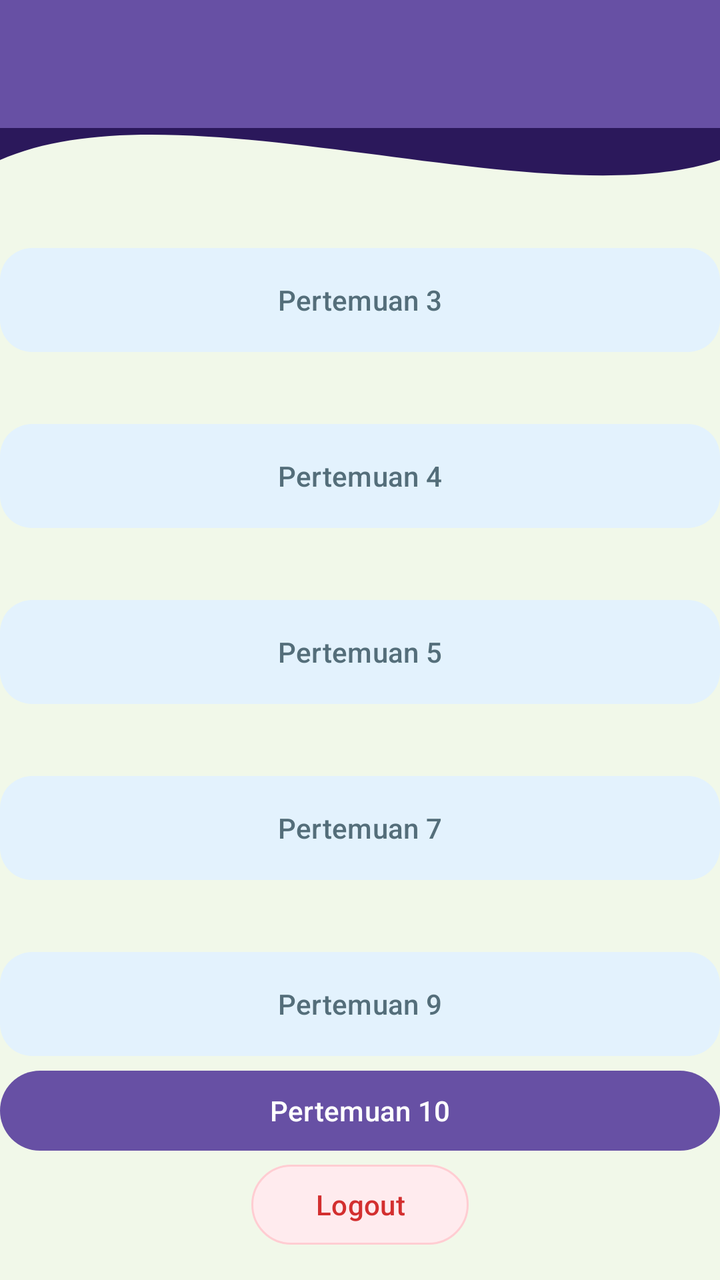
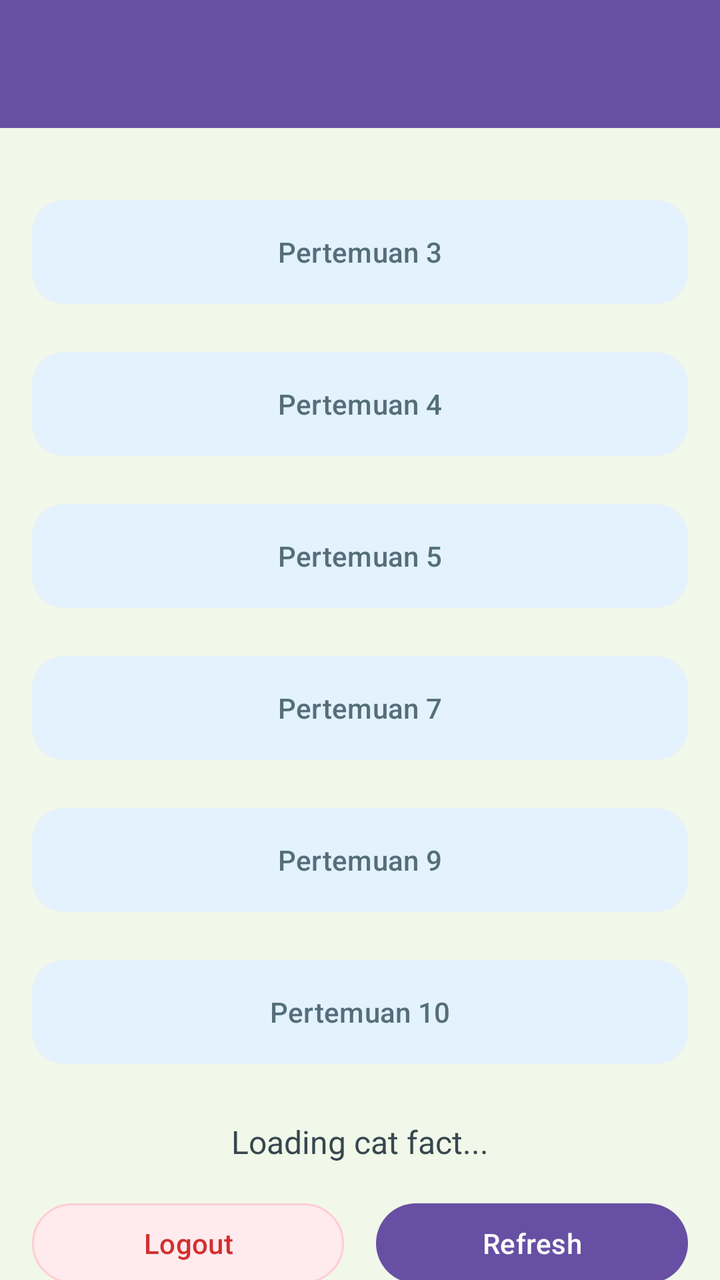

An Android layout rendered at two revisions. The XML below is the earlier revision; the diff shows what the commit changed to produce the second picture.
<!-- AndroidManifest.xml: application theme Theme.PaniApps -->
<!-- res/layout/fragment_home.xml -->
<?xml version="1.0" encoding="utf-8"?>
<androidx.constraintlayout.widget.ConstraintLayout xmlns:android="http://schemas.android.com/apk/res/android"
    xmlns:tools="http://schemas.android.com/tools"
    android:layout_width="match_parent"
    android:layout_height="match_parent"
    xmlns:app="http://schemas.android.com/apk/res-auto"
    android:background="#F1F8E9"
    tools:context=".Home.HomeFragment">


    

    <View
        android:id="@+id/background_header"
        android:layout_width="0dp"
        android:layout_height="200dp"
        android:background="@drawable/bg_header_wave"
        app:layout_constraintStart_toStartOf="parent"
        app:layout_constraintEnd_toEndOf="parent"
        app:layout_constraintTop_toTopOf="parent"/>

    <androidx.appcompat.widget.Toolbar
        android:id="@+id/toolbar"
        android:layout_width="match_parent"
        android:layout_height="?attr/actionBarSize"
        android:background="?attr/colorPrimary"
        app:layout_constraintEnd_toEndOf="parent"
        app:layout_constraintStart_toStartOf="parent"
        app:layout_constraintTop_toTopOf="parent"
        app:layout_scrollFlags="scroll|enterAlways"
        app:subtitleTextColor="@android:color/white"
        app:titleTextColor="@android:color/white" />

    <Button
        android:id="@+id/btnToThird"
        android:layout_width="0dp"
        android:layout_height="60dp"
        android:layout_marginTop="120dp"
        android:elevation="2dp"
        android:text="Pertemuan 3"
        android:textAllCaps="false"
        android:textColor="#546E7A"
        app:backgroundTint="#E3F2FD"
        app:cornerRadius="16dp"
        app:layout_constraintEnd_toEndOf="parent"
        app:layout_constraintHorizontal_bias="0.0"
        app:layout_constraintStart_toStartOf="parent"
        app:layout_constraintTop_toTopOf="parent" />

    <Button
        android:id="@+id/btnToFourth"
        android:layout_width="0dp"
        android:layout_height="60dp"
        android:layout_marginTop="28dp"
        android:elevation="2dp"
        android:text="Pertemuan 4"
        android:textAllCaps="false"
        android:textColor="#546E7A"
        app:backgroundTint="#E3F2FD"
        app:cornerRadius="16dp"
        app:layout_constraintEnd_toEndOf="parent"
        app:layout_constraintHorizontal_bias="0.0"
        app:layout_constraintStart_toStartOf="parent"
        app:layout_constraintTop_toBottomOf="@+id/btnToThird" />

    <Button
        android:id="@+id/btnToFifth"
        android:layout_width="0dp"
        android:layout_height="60dp"
        android:layout_marginTop="28dp"
        android:elevation="2dp"
        android:text="Pertemuan 5"
        android:textAllCaps="false"
        android:textColor="#546E7A"
        app:backgroundTint="#E3F2FD"
        app:cornerRadius="16dp"
        app:layout_constraintEnd_toEndOf="parent"
        app:layout_constraintHorizontal_bias="0.0"
        app:layout_constraintStart_toStartOf="parent"
        app:layout_constraintTop_toBottomOf="@+id/btnToFourth" />

    <Button
        android:id="@+id/btnToSeventh"
        android:layout_width="0dp"
        android:layout_height="60dp"
        android:layout_marginTop="28dp"
        android:elevation="2dp"
        android:text="Pertemuan 7"
        android:textAllCaps="false"
        android:textColor="#546E7A"
        app:backgroundTint="#E3F2FD"
        app:cornerRadius="16dp"
        app:layout_constraintEnd_toEndOf="parent"
        app:layout_constraintHorizontal_bias="0.0"
        app:layout_constraintStart_toStartOf="parent"
        app:layout_constraintTop_toBottomOf="@+id/btnToFifth" />

    <Button
        android:id="@+id/btnToNinth"
        android:layout_width="0dp"
        android:layout_height="60dp"
        android:layout_marginTop="28dp"
        android:elevation="2dp"
        android:text="Pertemuan 9"
        android:textAllCaps="false"
        android:textColor="#546E7A"
        app:backgroundTint="#E3F2FD"
        app:cornerRadius="16dp"
        app:layout_constraintEnd_toEndOf="parent"
        app:layout_constraintHorizontal_bias="0.0"
        app:layout_constraintStart_toStartOf="parent"
        app:layout_constraintTop_toBottomOf="@+id/btnToSeventh" />

    <Button
        android:id="@+id/btnLogout"
        android:layout_width="wrap_content"
        android:layout_height="wrap_content"
        android:layout_marginTop="28dp"
        android:paddingStart="32dp"
        android:paddingEnd="32dp"
        android:text="Logout"
        android:textAllCaps="false"
        android:textColor="#D32F2F"
        app:backgroundTint="#FFEBEE"
        app:cornerRadius="24dp"
        app:layout_constraintBottom_toBottomOf="parent"
        app:layout_constraintEnd_toEndOf="parent"
        app:layout_constraintStart_toStartOf="parent"
        app:layout_constraintTop_toBottomOf="@+id/btnToNinth"
        app:layout_constraintVertical_bias="0.574"
        app:strokeColor="#FFCDD2"
        app:strokeWidth="1dp" />

    <Button
        android:id="@+id/btnToTenth"
        android:layout_width="match_parent"
        android:layout_height="wrap_content"
        android:text="Pertemuan 10"
        app:layout_constraintBottom_toTopOf="@+id/btnLogout"
        app:layout_constraintTop_toBottomOf="@+id/btnToNinth"
        tools:layout_editor_absoluteX="0dp" />


</androidx.constraintlayout.widget.ConstraintLayout>
<!-- resources referenced by this layout -->
<resources>
  <!-- drawable bg_header_wave (drawable) -->
  <vector xmlns:android="http://schemas.android.com/apk/res/android"
      android:width="100dp"
      android:height="100dp"
      android:viewportWidth="100"
      android:viewportHeight="100">
  
      
      <path
          android:fillColor="#2B185B"
          android:pathData="
              M0,0
              L100,0
              L100,40
              C 75,55
                25,20
                0,40
              Z" />
  </vector>
  <style name="Theme.PaniApps" parent="Base.Theme.PaniApps" />
  <style name="Base.Theme.PaniApps" parent="Theme.Material3.DayNight.NoActionBar">
          
          
      </style>
</resources>

<!-- the commit's change to res/layout/fragment_home.xml (unified diff, before → after) -->
@@ -1,144 +1,190 @@
 <?xml version="1.0" encoding="utf-8"?>
-<androidx.constraintlayout.widget.ConstraintLayout xmlns:android="http://schemas.android.com/apk/res/android"
+<androidx.coordinatorlayout.widget.CoordinatorLayout
+    xmlns:android="http://schemas.android.com/apk/res/android"
+    xmlns:app="http://schemas.android.com/apk/res-auto"
     xmlns:tools="http://schemas.android.com/tools"
     android:layout_width="match_parent"
     android:layout_height="match_parent"
-    xmlns:app="http://schemas.android.com/apk/res-auto"
     android:background="#F1F8E9"
     tools:context=".Home.HomeFragment">
 
-
-    
-
-    <View
-        android:id="@+id/background_header"
-        android:layout_width="0dp"
-        android:layout_height="200dp"
-        android:background="@drawable/bg_header_wave"
-        app:layout_constraintStart_toStartOf="parent"
-        app:layout_constraintEnd_toEndOf="parent"
-        app:layout_constraintTop_toTopOf="parent"/>
-
-    <androidx.appcompat.widget.Toolbar
-        android:id="@+id/toolbar"
-        android:layout_width="match_parent"
-        android:layout_height="?attr/actionBarSize"
-        android:background="?attr/colorPrimary"
-        app:layout_constraintEnd_toEndOf="parent"
-        app:layout_constraintStart_toStartOf="parent"
-        app:layout_constraintTop_toTopOf="parent"
-        app:layout_scrollFlags="scroll|enterAlways"
-        app:subtitleTextColor="@android:color/white"
-        app:titleTextColor="@android:color/white" />
-
-    <Button
-        android:id="@+id/btnToThird"
-        android:layout_width="0dp"
-        android:layout_height="60dp"
-        android:layout_marginTop="120dp"
-        android:elevation="2dp"
-        android:text="Pertemuan 3"
-        android:textAllCaps="false"
-        android:textColor="#546E7A"
-        app:backgroundTint="#E3F2FD"
-        app:cornerRadius="16dp"
-        app:layout_constraintEnd_toEndOf="parent"
-        app:layout_constraintHorizontal_bias="0.0"
-        app:layout_constraintStart_toStartOf="parent"
-        app:layout_constraintTop_toTopOf="parent" />
-
-    <Button
-        android:id="@+id/btnToFourth"
-        android:layout_width="0dp"
-        android:layout_height="60dp"
-        android:layout_marginTop="28dp"
-        android:elevation="2dp"
-        android:text="Pertemuan 4"
-        android:textAllCaps="false"
-        android:textColor="#546E7A"
-        app:backgroundTint="#E3F2FD"
-        app:cornerRadius="16dp"
-        app:layout_constraintEnd_toEndOf="parent"
-        app:layout_constraintHorizontal_bias="0.0"
-        app:layout_constraintStart_toStartOf="parent"
-        app:layout_constraintTop_toBottomOf="@+id/btnToThird" />
-
-    <Button
-        android:id="@+id/btnToFifth"
-        android:layout_width="0dp"
-        android:layout_height="60dp"
-        android:layout_marginTop="28dp"
-        android:elevation="2dp"
-        android:text="Pertemuan 5"
-        android:textAllCaps="false"
-        android:textColor="#546E7A"
-        app:backgroundTint="#E3F2FD"
-        app:cornerRadius="16dp"
-        app:layout_constraintEnd_toEndOf="parent"
-        app:layout_constraintHorizontal_bias="0.0"
-        app:layout_constraintStart_toStartOf="parent"
-        app:layout_constraintTop_toBottomOf="@+id/btnToFourth" />
-
-    <Button
-        android:id="@+id/btnToSeventh"
-        android:layout_width="0dp"
-        android:layout_height="60dp"
-        android:layout_marginTop="28dp"
-        android:elevation="2dp"
-        android:text="Pertemuan 7"
-        android:textAllCaps="false"
-        android:textColor="#546E7A"
-        app:backgroundTint="#E3F2FD"
-        app:cornerRadius="16dp"
-        app:layout_constraintEnd_toEndOf="parent"
-        app:layout_constraintHorizontal_bias="0.0"
-        app:layout_constraintStart_toStartOf="parent"
-        app:layout_constraintTop_toBottomOf="@+id/btnToFifth" />
-
-    <Button
-        android:id="@+id/btnToNinth"
-        android:layout_width="0dp"
-        android:layout_height="60dp"
-        android:layout_marginTop="28dp"
-        android:elevation="2dp"
-        android:text="Pertemuan 9"
-        android:textAllCaps="false"
-        android:textColor="#546E7A"
-        app:backgroundTint="#E3F2FD"
-        app:cornerRadius="16dp"
-        app:layout_constraintEnd_toEndOf="parent"
-        app:layout_constraintHorizontal_bias="0.0"
-        app:layout_constraintStart_toStartOf="parent"
-        app:layout_constraintTop_toBottomOf="@+id/btnToSeventh" />
-
-    <Button
-        android:id="@+id/btnLogout"
-        android:layout_width="wrap_content"
-        android:layout_height="wrap_content"
-        android:layout_marginTop="28dp"
-        android:paddingStart="32dp"
-        android:paddingEnd="32dp"
-        android:text="Logout"
-        android:textAllCaps="false"
-        android:textColor="#D32F2F"
-        app:backgroundTint="#FFEBEE"
-        app:cornerRadius="24dp"
-        app:layout_constraintBottom_toBottomOf="parent"
-        app:layout_constraintEnd_toEndOf="parent"
-        app:layout_constraintStart_toStartOf="parent"
-        app:layout_constraintTop_toBottomOf="@+id/btnToNinth"
-        app:layout_constraintVertical_bias="0.574"
-        app:strokeColor="#FFCDD2"
-        app:strokeWidth="1dp" />
-
-    <Button
-        android:id="@+id/btnToTenth"
+    <com.google.android.material.appbar.AppBarLayout
+        android:id="@+id/appBarLayout"
         android:layout_width="match_parent"
         android:layout_height="wrap_content"
-        android:text="Pertemuan 10"
-        app:layout_constraintBottom_toTopOf="@+id/btnLogout"
-        app:layout_constraintTop_toBottomOf="@+id/btnToNinth"
-        tools:layout_editor_absoluteX="0dp" />
+        android:theme="@style/ThemeOverlay.AppCompat.Dark.ActionBar">
 
+        <androidx.appcompat.widget.Toolbar
+            android:id="@+id/toolbar"
+            android:layout_width="match_parent"
+            android:layout_height="?attr/actionBarSize"
+            android:background="?attr/colorPrimary"
+            app:layout_scrollFlags="scroll|enterAlways"
+            app:subtitleTextColor="@android:color/white"
+            app:titleTextColor="@android:color/white" />
+    </com.google.android.material.appbar.AppBarLayout>
 
-</androidx.constraintlayout.widget.ConstraintLayout>
+    <androidx.core.widget.NestedScrollView
+        android:layout_width="match_parent"
+        android:layout_height="match_parent"
+        android:fillViewport="true"
+        app:layout_behavior="@string/appbar_scrolling_view_behavior">
+
+        <androidx.constraintlayout.widget.ConstraintLayout
+            android:layout_width="match_parent"
+            android:layout_height="wrap_content"
+            android:padding="16dp">
+
+            <Button
+                android:id="@+id/btnToThird"
+                android:layout_width="0dp"
+                android:layout_height="60dp"
+                android:layout_marginTop="16dp"
+                android:elevation="2dp"
+                android:text="Pertemuan 3"
+                android:textAllCaps="false"
+                android:textColor="#546E7A"
+                app:backgroundTint="#E3F2FD"
+                app:cornerRadius="16dp"
+                app:layout_constraintEnd_toEndOf="parent"
+                app:layout_constraintStart_toStartOf="parent"
+                app:layout_constraintTop_toTopOf="parent" />
+
+            <Button
+                android:id="@+id/btnToFourth"
+                android:layout_width="0dp"
+                android:layout_height="60dp"
+                android:layout_marginTop="16dp"
+                android:elevation="2dp"
+                android:text="Pertemuan 4"
+                android:textAllCaps="false"
+                android:textColor="#546E7A"
+                app:backgroundTint="#E3F2FD"
+                app:cornerRadius="16dp"
+                app:layout_constraintEnd_toEndOf="parent"
+                app:layout_constraintStart_toStartOf="parent"
+                app:layout_constraintTop_toBottomOf="@+id/btnToThird" />
+
+            <Button
+                android:id="@+id/btnToFifth"
+                android:layout_width="0dp"
+                android:layout_height="60dp"
+                android:layout_marginTop="16dp"
+                android:elevation="2dp"
+                android:text="Pertemuan 5"
+                android:textAllCaps="false"
+                android:textColor="#546E7A"
+                app:backgroundTint="#E3F2FD"
+                app:cornerRadius="16dp"
+                app:layout_constraintEnd_toEndOf="parent"
+                app:layout_constraintStart_toStartOf="parent"
+                app:layout_constraintTop_toBottomOf="@+id/btnToFourth" />
+
+            <Button
+                android:id="@+id/btnToSeventh"
+                android:layout_width="0dp"
+                android:layout_height="60dp"
+                android:layout_marginTop="16dp"
+                android:elevation="2dp"
+                android:text="Pertemuan 7"
+                android:textAllCaps="false"
+                android:textColor="#546E7A"
+                app:backgroundTint="#E3F2FD"
+                app:cornerRadius="16dp"
+                app:layout_constraintEnd_toEndOf="parent"
+                app:layout_constraintStart_toStartOf="parent"
+                app:layout_constraintTop_toBottomOf="@+id/btnToFifth" />
+
+            <Button
+                android:id="@+id/btnToNinth"
+                android:layout_width="0dp"
+                android:layout_height="60dp"
+                android:layout_marginTop="16dp"
+                android:elevation="2dp"
+                android:text="Pertemuan 9"
+                android:textAllCaps="false"
+                android:textColor="#546E7A"
+                app:backgroundTint="#E3F2FD"
+                app:cornerRadius="16dp"
+                app:layout_constraintEnd_toEndOf="parent"
+                app:layout_constraintStart_toStartOf="parent"
+                app:layout_constraintTop_toBottomOf="@+id/btnToSeventh" />
+
+            <Button
+                android:id="@+id/btnToTenth"
+                android:layout_width="0dp"
+                android:layout_height="60dp"
+                android:layout_marginTop="16dp"
+                android:elevation="2dp"
+                android:text="Pertemuan 10"
+                android:textAllCaps="false"
+                android:textColor="#546E7A"
+                app:backgroundTint="#E3F2FD"
+                app:cornerRadius="16dp"
+                app:layout_constraintEnd_toEndOf="parent"
+                app:layout_constraintStart_toStartOf="parent"
+                app:layout_constraintTop_toBottomOf="@+id/btnToNinth" />
+
+            
+            <TextView
+                android:id="@+id/tvCatFact"
+                android:layout_width="0dp"
+                android:layout_height="wrap_content"
+                android:layout_marginTop="24dp"
+                android:gravity="center"
+                android:text="Loading cat fact..."
+                android:textColor="#37474F"
+                android:textSize="16sp"
+                app:layout_constraintEnd_toEndOf="parent"
+                app:layout_constraintStart_toStartOf="parent"
+                app:layout_constraintTop_toBottomOf="@+id/btnToTenth" />
+
+            
+            <Button
+                android:id="@+id/btnLogout"
+                android:layout_width="0dp"
+                android:layout_height="wrap_content"
+                android:layout_marginTop="16dp"
+                android:layout_marginEnd="8dp"
+                android:text="Logout"
+                android:textAllCaps="false"
+                android:textColor="#D32F2F"
+                app:backgroundTint="#FFEBEE"
+                app:cornerRadius="24dp"
+                app:strokeColor="#FFCDD2"
+                app:strokeWidth="1dp"
+                app:layout_constraintEnd_toStartOf="@+id/btnRefresh"
+                app:layout_constraintHorizontal_chainStyle="spread"
+                app:layout_constraintStart_toStartOf="parent"
+                app:layout_constraintTop_toBottomOf="@+id/tvCatFact" />
+
+            <Button
+                android:id="@+id/btnRefresh"
+                android:layout_width="0dp"
+                android:layout_height="wrap_content"
+                android:layout_marginStart="8dp"
+                android:text="Refresh"
+                android:textAllCaps="false"
+                app:cornerRadius="24dp"
+                app:layout_constraintBottom_toBottomOf="@+id/btnLogout"
+                app:layout_constraintEnd_toEndOf="parent"
+                app:layout_constraintStart_toEndOf="@+id/btnLogout"
+                app:layout_constraintTop_toTopOf="@+id/btnLogout" />
+
+            
+            <androidx.recyclerview.widget.RecyclerView
+                android:id="@+id/rvGallery"
+                android:layout_width="0dp"
+                android:layout_height="wrap_content"
+                android:layout_marginTop="16dp"
+                android:nestedScrollingEnabled="false"
+                app:layout_constraintBottom_toBottomOf="parent"
+                app:layout_constraintEnd_toEndOf="parent"
+                app:layout_constraintStart_toStartOf="parent"
+                app:layout_constraintTop_toBottomOf="@+id/btnLogout" />
+
+        </androidx.constraintlayout.widget.ConstraintLayout>
+
+    </androidx.core.widget.NestedScrollView>
+
+</androidx.coordinatorlayout.widget.CoordinatorLayout>
<!-- resource entries referenced after the edit -->
@@ -1,24 +1,5 @@
 <!-- resources referenced by this layout -->
 <resources>
-  <!-- drawable bg_header_wave (drawable) -->
-  <vector xmlns:android="http://schemas.android.com/apk/res/android"
-      android:width="100dp"
-      android:height="100dp"
-      android:viewportWidth="100"
-      android:viewportHeight="100">
-  
-      
-      <path
-          android:fillColor="#2B185B"
-          android:pathData="
-              M0,0
-              L100,0
-              L100,40
-              C 75,55
-                25,20
-                0,40
-              Z" />
-  </vector>
   <style name="Theme.PaniApps" parent="Base.Theme.PaniApps" />
   <style name="Base.Theme.PaniApps" parent="Theme.Material3.DayNight.NoActionBar">
           
